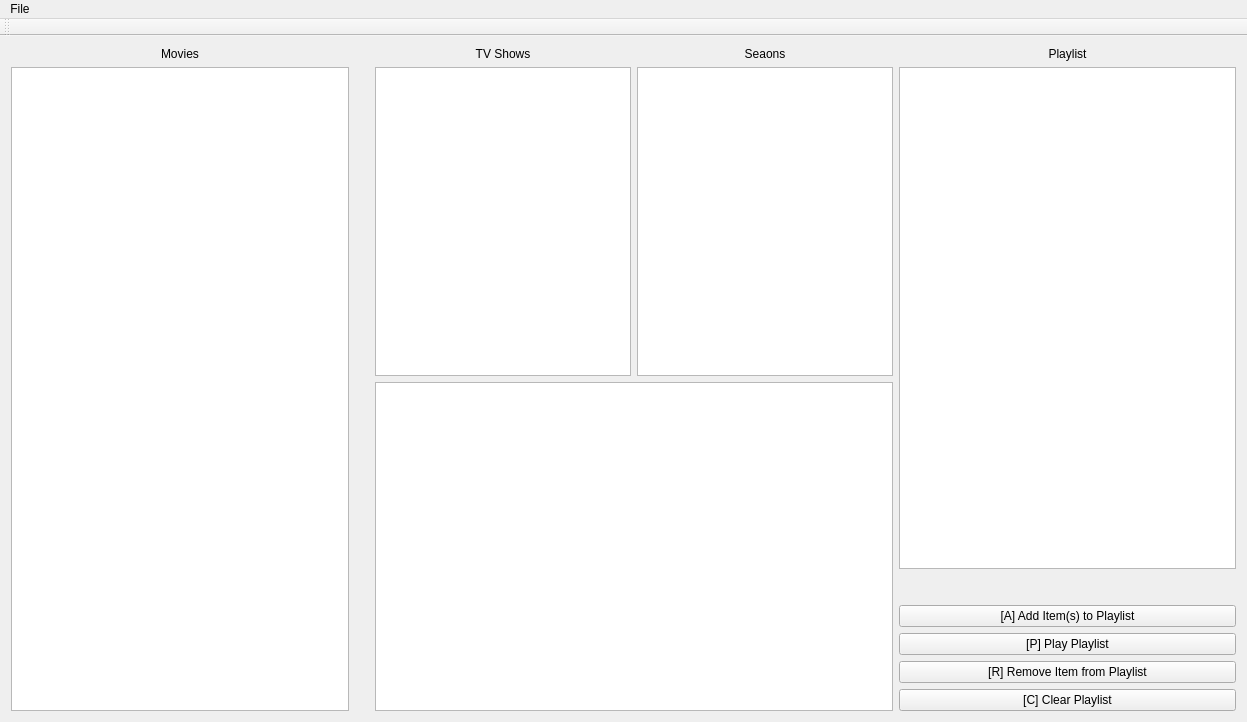
Above: mainwindow.ui from madsprinkler219/QT_VLC_Media_Player before the change. Below: the same form after it.
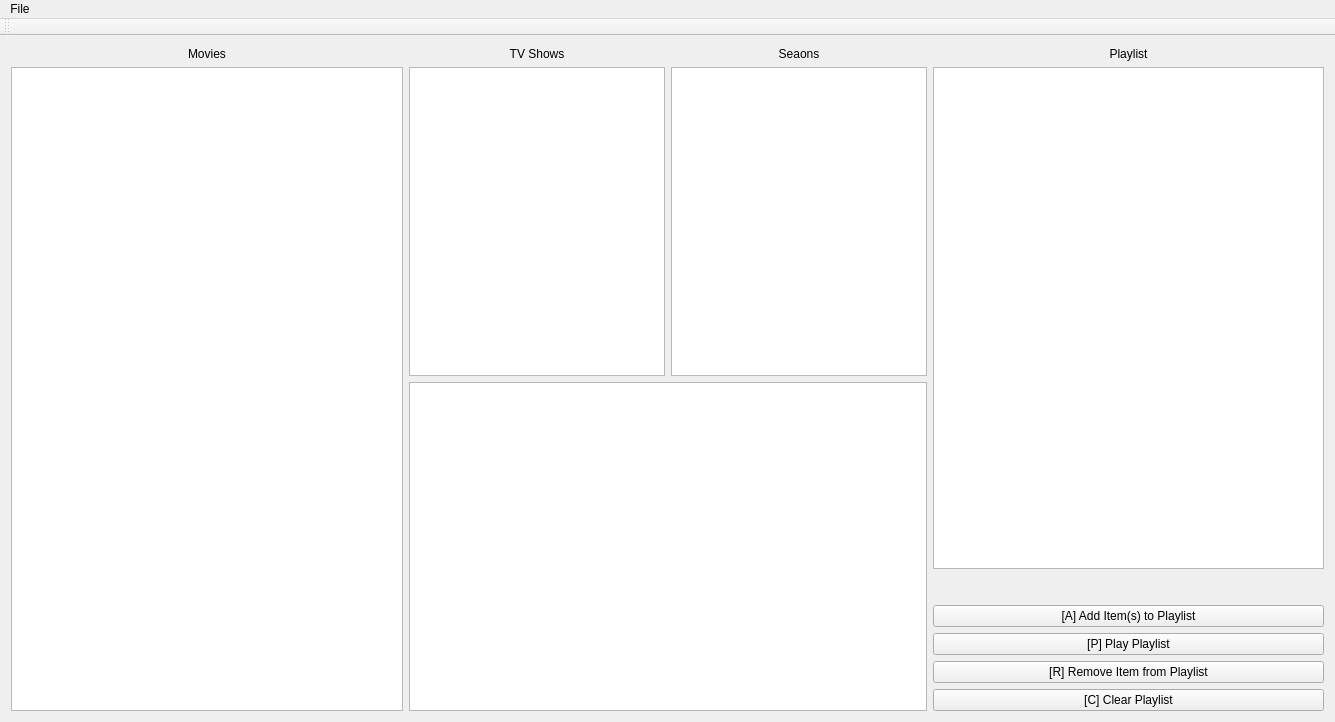
That is the form after the change.

Commit message: Added more descriptive message box when user is prompted to continue their playlist

Patch:
```diff
--- a/mainwindow.ui
+++ b/mainwindow.ui
@@ -6,7 +6,7 @@
    <rect>
     <x>0</x>
     <y>0</y>
-    <width>1247</width>
+    <width>1335</width>
     <height>722</height>
    </rect>
   </property>
@@ -29,6 +29,12 @@
       </item>
       <item>
        <widget class="QListWidget" name="listWidget">
+        <property name="minimumSize">
+         <size>
+          <width>350</width>
+          <height>0</height>
+         </size>
+        </property>
         <property name="autoFillBackground">
          <bool>false</bool>
         </property>
@@ -36,22 +42,6 @@
       </item>
      </layout>
     </item>
-    <item>
-     <spacer name="horizontalSpacer">
-      <property name="orientation">
-       <enum>Qt::Horizontal</enum>
-      </property>
-      <property name="sizeType">
-       <enum>QSizePolicy::Fixed</enum>
-      </property>
-      <property name="sizeHint" stdset="0">
-       <size>
-        <width>20</width>
-        <height>20</height>
-       </size>
-      </property>
-     </spacer>
-    </item>
     <item>
      <layout class="QVBoxLayout" name="verticalLayout_5">
       <item>
@@ -123,7 +113,14 @@
          </widget>
         </item>
         <item>
-         <widget class="QListWidget" name="listWidget_5"/>
+         <widget class="QListWidget" name="listWidget_5">
+          <property name="minimumSize">
+           <size>
+            <width>350</width>
+            <height>0</height>
+           </size>
+          </property>
+         </widget>
         </item>
        </layout>
       </item>
@@ -180,7 +177,7 @@
     <rect>
      <x>0</x>
      <y>0</y>
-     <width>1247</width>
+     <width>1335</width>
      <height>21</height>
     </rect>
    </property>
```
The commit also changes 1 other file.
